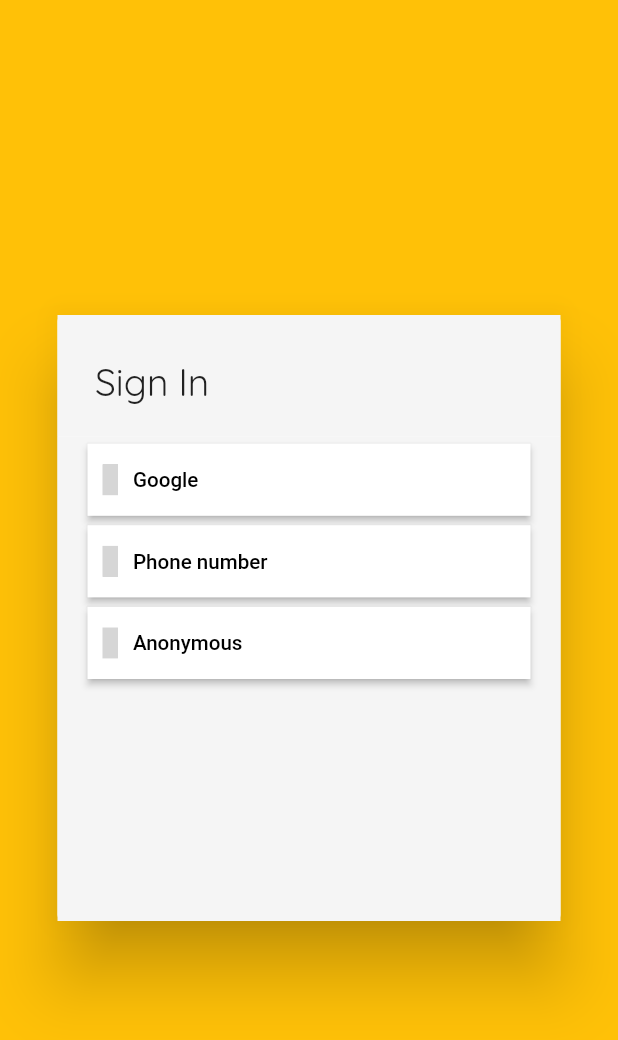
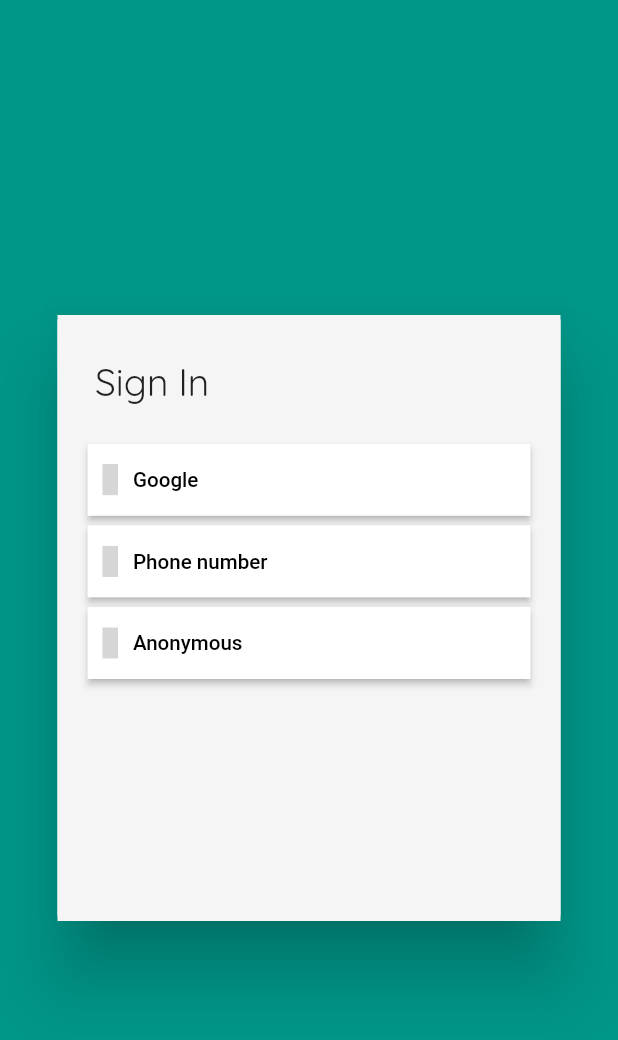
Before and after one commit to Nailsonseat/Acharya_Setu, a Flutter app: the screen it shows after launch, on a phone screen of 412 x 824 dp. Shown: the top 1040 px of the screen. Run offline on Flutter 3.47's test engine with Material 2 defaults, Android fonts, the phone set to English and light mode, and no system bars; our stand-ins replace firebase_auth, flutter_svg, go_router, google_fonts; accounts and stored records are empty; grey boxes are pictures that could not be loaded.

Commit message:
teal background for sign in card

```diff
--- a/lib/screens/sign_in/sign_in_layouts/sign_in_narrow_layout.dart
+++ b/lib/screens/sign_in/sign_in_layouts/sign_in_narrow_layout.dart
@@ -7,23 +7,39 @@ class SignInNarrow extends StatelessWidget {
   @override
   Widget build(BuildContext context) {
     return Container(
-      color: Colors.amber,
+      color: Colors.teal,
       child: Center(
           child: Column(
-            children: [
-              Expanded(flex: 1,child: Container(),),
-              Expanded(flex: 2,child: Row(
-                children: [
-                  Expanded(flex: 1,child: Container(),),
-                  //Expanded(flex: 10,child: Card(elevation: 20,child: Container(color: Colors.white,),),),
-                  Expanded(flex: 10,child: SignInCard(),),
-                  Expanded(flex: 1,child: Container(),)
-                ],
-              ),),
-              Expanded(flex: 1,child: Container(),),
-            ],
-          )
-      ),
+        children: [
+          Expanded(
+            flex: 1,
+            child: Container(),
+          ),
+          Expanded(
+            flex: 2,
+            child: Row(
+              children: [
+                Expanded(
+                  flex: 1,
+                  child: Container(),
+                ),
+                Expanded(
+                  flex: 10,
+                  child: SignInCard(),
+                ),
+                Expanded(
+                  flex: 1,
+                  child: Container(),
+                )
+              ],
+            ),
+          ),
+          Expanded(
+            flex: 1,
+            child: Container(),
+          ),
+        ],
+      )),
     );
   }
 }
--- a/lib/screens/sign_in/sign_in_layouts/sign_in_wide_layout.dart
+++ b/lib/screens/sign_in/sign_in_layouts/sign_in_wide_layout.dart
@@ -3,6 +3,7 @@ import 'package:flutter/material.dart';
 
 class SignInWide extends StatelessWidget {
   const SignInWide({Key? key}) : super(key: key);
+
   @override
   Widget build(BuildContext context) {
     return Container(
```
